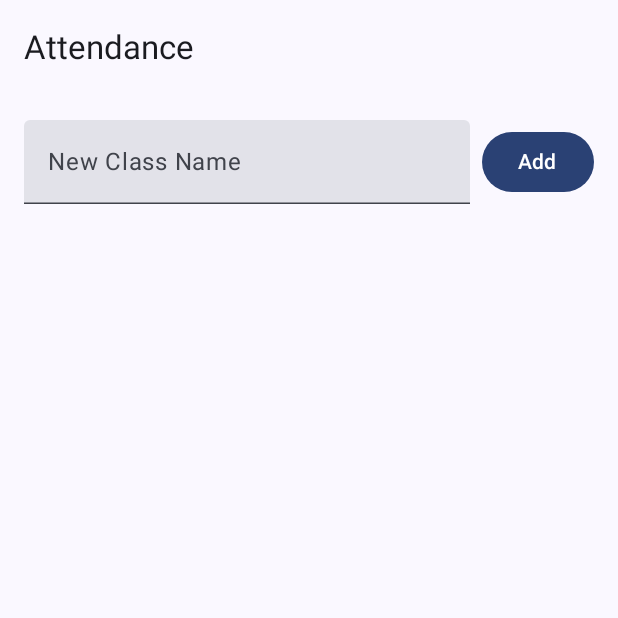
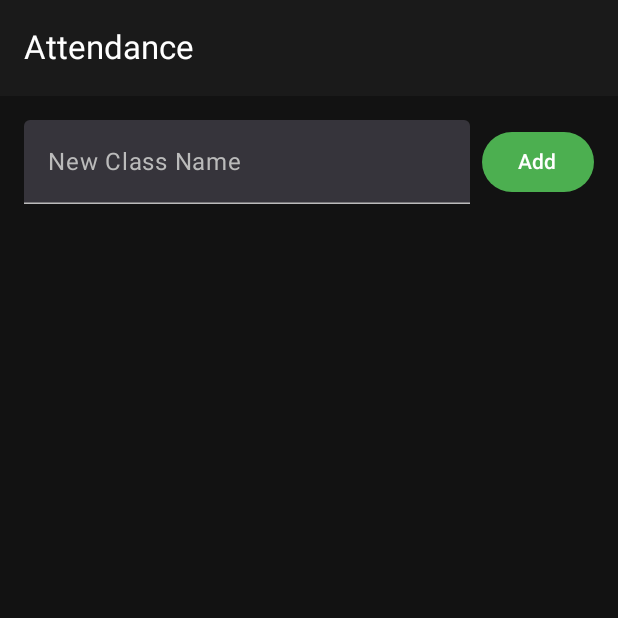
Before and after one commit to ModernGonzo06/FinalProj, an Android app built with Jetpack Compose: the screen it shows after launch (MainActivity), on a phone screen of 412 x 824 dp, the top half of it. Run offline under Robolectric (Android 15) with nearby library versions, the phone set to English and light mode, and no system bars.

```diff
--- a/app/src/main/java/gonzo/modern/finalproj/ui/theme/Color.kt
+++ b/app/src/main/java/gonzo/modern/finalproj/ui/theme/Color.kt
@@ -12,6 +12,6 @@ val Pink40 = Color(0xFF7D5260)
 
 // Add custom colors for Present button
 val PresentGreen = Color(0xFF4CAF50)  // Bright green when selected
-val PresentGreenContainer = Color(0xFFB8E6B9)  // Light green when unselected
+val PresentGreenContainer = Color(0xFF1B5E20)  // Darker green when unselected
 val OnPresentGreen = Color.White  // Text color on selected
-val OnPresentGreenContainer = Color(0xFF1B5E20)  // Text color on unselected
+val OnPresentGreenContainer = Color(0xFF98FB98)  // Light green text on unselected
--- a/app/src/main/java/gonzo/modern/finalproj/ui/theme/Theme.kt
+++ b/app/src/main/java/gonzo/modern/finalproj/ui/theme/Theme.kt
@@ -1,58 +1,48 @@
 package gonzo.modern.finalproj.ui.theme
 
 import android.app.Activity
-import android.os.Build
-import androidx.compose.foundation.isSystemInDarkTheme
 import androidx.compose.material3.MaterialTheme
 import androidx.compose.material3.darkColorScheme
-import androidx.compose.material3.dynamicDarkColorScheme
-import androidx.compose.material3.dynamicLightColorScheme
-import androidx.compose.material3.lightColorScheme
 import androidx.compose.runtime.Composable
-import androidx.compose.ui.platform.LocalContext
+import androidx.compose.runtime.SideEffect
+import androidx.compose.ui.graphics.Color
+import androidx.compose.ui.graphics.toArgb
+import androidx.compose.ui.platform.LocalView
+import androidx.core.view.WindowCompat
 
 private val DarkColorScheme = darkColorScheme(
-    primary = Purple80,
-    secondary = PurpleGrey80,
-    tertiary = Pink80
-)
-
-private val LightColorScheme = lightColorScheme(
-    primary = Purple40,
-    secondary = PurpleGrey40,
-    tertiary = Pink40
-
-    /* Other default colors to override
-    background = Color(0xFFFFFBFE),
-    surface = Color(0xFFFFFBFE),
-    onPrimary = Color.White,
-    onSecondary = Color.White,
-    onTertiary = Color.White,
-    onBackground = Color(0xFF1C1B1F),
-    onSurface = Color(0xFF1C1B1F),
-    */
+    primary = PresentGreen,
+    primaryContainer = PresentGreenContainer,
+    onPrimary = OnPresentGreen,
+    onPrimaryContainer = OnPresentGreenContainer,
+    error = Color(0xFFFF5252),
+    errorContainer = Color(0xFF4F1919),
+    surface = Color(0xFF1A1A1A),
+    surfaceVariant = Color(0xFF2D2D2D),
+    background = Color(0xFF121212),
+    onSurface = Color.White,
+    onSurfaceVariant = Color(0xFFBBBBBB),
+    onError = Color.White,
+    onErrorContainer = Color(0xFFFF8A8A)
 )
 
 @Composable
 fun FinalProjTheme(
-    darkTheme: Boolean = isSystemInDarkTheme(),
-    // Dynamic color is available on Android 12+
-    dynamicColor: Boolean = true,
     content: @Composable () -> Unit
 ) {
-    val colorScheme = when {
-        dynamicColor && Build.VERSION.SDK_INT >= Build.VERSION_CODES.S -> {
-            val context = LocalContext.current
-            if (darkTheme) dynamicDarkColorScheme(context) else dynamicLightColorScheme(context)
+    val colorScheme = DarkColorScheme
+    val view = LocalView.current
+
+    if (!view.isInEditMode) {
+        SideEffect {
+            val window = (view.context as Activity).window
+            window.statusBarColor = colorScheme.background.toArgb()
+            WindowCompat.getInsetsController(window, view).isAppearanceLightStatusBars = false
         }
-
-        darkTheme -> DarkColorScheme
-        else -> LightColorScheme
     }
 
     MaterialTheme(
         colorScheme = colorScheme,
-        typography = Typography,
         content = content
     )
 }
```
Also changed, not shown: app/src/main/java/gonzo/modern/finalproj/ui/composables/ClassList.kt (+35 -1 lines).
